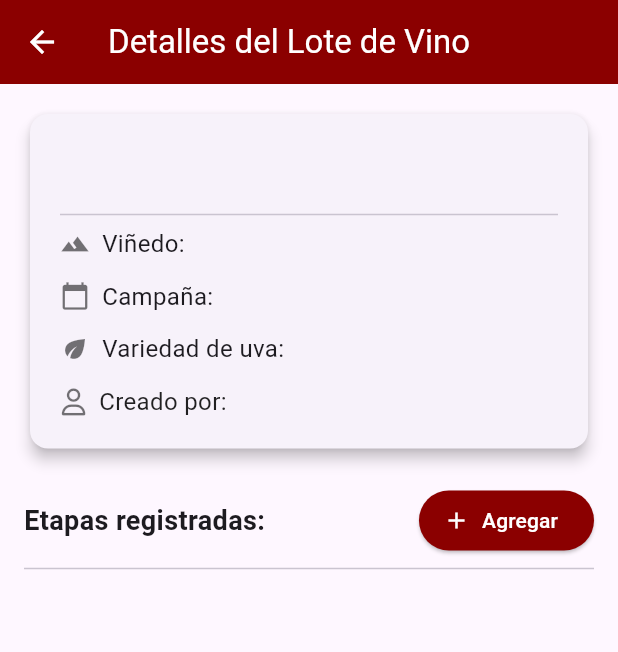
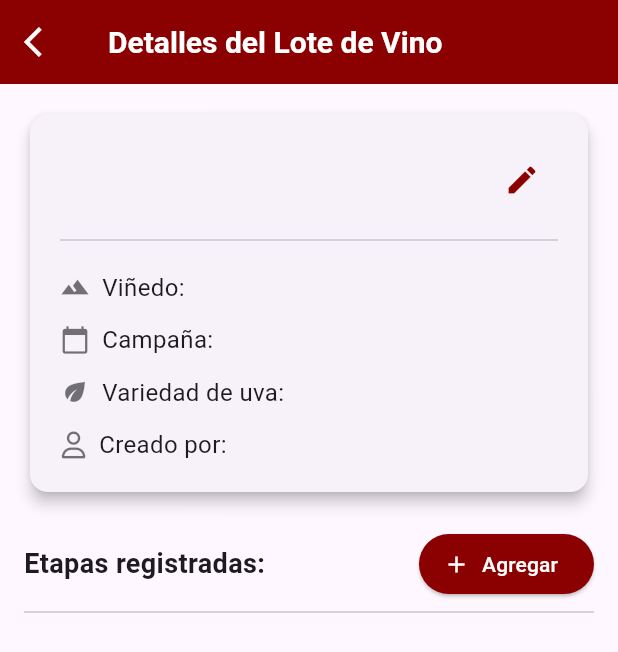
Before and after one commit to upc-2025-01-MetaSoft-App-Moviles/elixirline_app_movil_flutter, a Flutter app: the WineBatchDetailsPage screen opened directly with empty values, on a phone screen of 412 x 824 dp. Shown: the top 652 px of the screen. Run offline on Flutter 3.47's test engine with Material 3 defaults, Android fonts, the phone set to English and light mode, and no system bars; our stand-ins replace font_awesome_flutter; network calls fail.

Commit message:
feat(winemaking-process): Added view to create and edit a new batch.

```diff
--- a/lib/features/winemaking-process/presentation/pages/batches_pages/wine_batch_detail_page.dart
+++ b/lib/features/winemaking-process/presentation/pages/batches_pages/wine_batch_detail_page.dart
@@ -1,12 +1,46 @@
 import 'package:elixirline_app_movil_flutter/core/utils/color_pallet.dart';
 import 'package:elixirline_app_movil_flutter/features/winemaking-process/data/models/wine_batch_dto.dart';
+import 'package:elixirline_app_movil_flutter/features/winemaking-process/presentation/pages/batches_pages/wine_batch_create_and_edit.dart';
 import 'package:flutter/material.dart';
 import 'package:font_awesome_flutter/font_awesome_flutter.dart';
 
-class WineBatchDetailsPage extends StatelessWidget {
+class WineBatchDetailsPage extends StatefulWidget {
+
+  final WineBatchDTO batch;
+
   const WineBatchDetailsPage({super.key, required this.batch});
 
-  final WineBatchDTO batch;
+  @override
+  State<WineBatchDetailsPage> createState() => _WineBatchDetailsPageState();
+}
+
+class _WineBatchDetailsPageState extends State<WineBatchDetailsPage> {
+  late WineBatchDTO _batch;
+
+  @override
+  void initState() {
+    super.initState();
+    _batch = widget.batch;
+  }
+
+  Future<void> _navigateToEditBatch() async {
+    final result = await Navigator.push<WineBatchDTO>(
+      context,
+      MaterialPageRoute(
+        builder: (_) => CreateAndEditWineBatchPage(initialData: _batch.toDomain()),
+      ),
+    );
+
+    if (result != null) {
+      setState(() {
+        _batch = result;
+      });
+
+      ScaffoldMessenger.of(context).showSnackBar(
+        const SnackBar(content: Text('Lote actualizado correctamente')),
+      );
+    }
+  }
 
   @override
   Widget build(BuildContext context) {
@@ -15,135 +49,112 @@ class WineBatchDetailsPage extends StatelessWidget {
         appBar: AppBar(
           backgroundColor: ColorPalette.vinoTinto,
           foregroundColor: Colors.white,
-          title: Text('Detalles del Lote de Vino'),
+          automaticallyImplyLeading: false,
+          title: const Text(
+            'Detalles del Lote de Vino',
+            style: TextStyle(fontSize: 20, fontWeight: FontWeight.bold),
           ),
-
+          leading: IconButton(
+            icon: const Icon(Icons.arrow_back_ios),
+            onPressed: () => Navigator.pop(context, _batch),
+          ),
+        ),
         body: SingleChildScrollView(
-          padding: EdgeInsets.all(16.0),
+          padding: const EdgeInsets.all(16.0),
           child: Column(
             crossAxisAlignment: CrossAxisAlignment.start,
             children: [
-              Card(
-                shape: RoundedRectangleBorder(
-                  borderRadius: BorderRadius.circular(12),
+              _buildBatchInfoCard(),
+              const SizedBox(height: 20),
+              _buildStagesHeader(),
+              const Divider(),
+              // Aquí podrías agregar la lista de etapas
+            ],
           ),
+        ),
+      ),
+    );
+  }
+
+  Widget _buildBatchInfoCard() {
+    return Card(
+      shape: RoundedRectangleBorder(borderRadius: BorderRadius.circular(12)),
       elevation: 4,
       child: Padding(
-                  padding: EdgeInsets.all(20.0),
+        padding: const EdgeInsets.all(20.0),
         child: Column(
           crossAxisAlignment: CrossAxisAlignment.start,
-                    mainAxisSize: MainAxisSize.min, // ⚠️ Ajusta al contenido
+          children: [
+            Row(
+              mainAxisAlignment: MainAxisAlignment.spaceBetween,
               children: [
                 Text(
-                        batch.internalCode,
-                        style: TextStyle(
-                          fontSize: 22,
-                          fontWeight: FontWeight.bold,
+                  _batch.internalCode,
+                  style: const TextStyle(fontSize: 22, fontWeight: FontWeight.bold),
                 ),
-                      ),
-                      SizedBox(height: 8),
-                      Divider(),
-                      Row(
-                        children: [
-                          Icon(
-                            Icons.landscape,
-                            size: 20,
-                            color: Colors.black54,
-                          ),
-                          SizedBox(width: 8),
-                          Text(
-                            'Viñedo: ${batch.vineyard}',
-                            style: TextStyle(fontSize: 16),
+                IconButton(
+                  icon: const Icon(Icons.edit, color: ColorPalette.vinoTinto),
+                  onPressed: _navigateToEditBatch,
                 ),
               ],
             ),
-                      SizedBox(height: 12),
-                      Row(
-                        children: [
-                          Icon(
-                            Icons.calendar_today,
-                            size: 20,
-                            color: Colors.black54,
-                          ),
-                          SizedBox(width: 8),
-                          Text(
-                            'Campaña: ${batch.campaign}',
-                            style: TextStyle(fontSize: 16),
-                          ),
-                        ],
-                      ),
-                      SizedBox(height: 12),
-                      Row(
-                        children: [
-                          Icon(
-                            Icons.eco,
-                            size: 20,
-                            color: Colors.black54,
-                          ),
-                          SizedBox(width: 8),
-                          Text(
-                            'Variedad de uva: ${batch.grapeVariety}',
-                            style: TextStyle(fontSize: 16),
-                          ),
-                        ],
-                      ),
-                      SizedBox(height: 12),
-                      Row(
-                        children: [
-                          Icon(
-                            FontAwesomeIcons.user,
-                            size: 18,
-                            color: Colors.black54,
-                          ),
-                          SizedBox(width: 8),
-                          Text(
-                            'Creado por: ${batch.createdBy.split('@').first}',
-                            style: const TextStyle(
-                              fontSize: 16,
-                              color: Colors.black87,
-                            ),
-                          ),
-                        ],
+            const SizedBox(height: 8),
+            const Divider(),
+            _infoRow(icon: Icons.landscape, label: 'Viñedo', value: _batch.vineyard),
+            _infoRow(icon: Icons.calendar_today, label: 'Campaña', value: _batch.campaign),
+            _infoRow(icon: Icons.eco, label: 'Variedad de uva', value: _batch.grapeVariety),
+            _infoRow(
+              iconData: FontAwesomeIcons.user,
+              label: 'Creado por',
+              value: _batch.createdBy.split('@').first,
+              iconSize: 18,
             ),
           ],
         ),
       ),
+    );
+  }
+
+  Widget _infoRow({
+    IconData? icon,
+    IconData? iconData,
+    required String label,
+    required String value,
+    double iconSize = 20,
+  }) {
+    return Padding(
+      padding: const EdgeInsets.only(top: 12.0),
+      child: Row(
+        children: [
+          Icon(icon ?? iconData, size: iconSize, color: Colors.black54),
+          const SizedBox(width: 8),
+          Text('$label: $value', style: const TextStyle(fontSize: 16)),
+        ],
       ),
+    );
+  }
 
-              SizedBox(height: 20),
-
-              Row(
+  Widget _buildStagesHeader() {
+    return Row(
       mainAxisAlignment: MainAxisAlignment.spaceBetween,
       children: [
-                  Text(
-                    'Etapas registradas: ', // ⚠️ Cambiado de "Etapas" a "Etapas registradas" ${batch.stages.length}
-                    style: TextStyle(
-                      fontSize: 18,
-                      fontWeight: FontWeight.bold,
+        const Text(
+          'Etapas registradas:',
+          style: TextStyle(fontSize: 18, fontWeight: FontWeight.bold),
         ),
-                  ),
-                  // ⚠️ Botón para agregar una nueva etapa
         ElevatedButton.icon(
           onPressed: () {
-                      // Aquí puedes implementar la lógica para agregar una nueva etapa
+            // Lógica para agregar etapa
             print('Agregar nueva etapa');
           },
-                    icon: Icon(Icons.add),
-                    label: Text('Agregar'),
+          icon: const Icon(Icons.add),
+          label: const Text('Agregar'),
           style: ElevatedButton.styleFrom(
             backgroundColor: ColorPalette.vinoTinto,
             foregroundColor: Colors.white,
           ),
         ),
       ],
-              ),
-
-              Divider(),
-
-            ],
-          ),
-        ),
-      ),
     );
   }
 }
```
Also changed, not shown: lib/features/winemaking-process/data/datasources/wine_batch_service.dart (+12 -5 lines), lib/features/winemaking-process/presentation/pages/batches_pages/wine_batch_create_and_edit.dart (+26 -20 lines), lib/features/winemaking-process/presentation/pages/batches_pages/wine_batches_page.dart (+49 -33 lines). Lines whose indentation alone changed are shown as unchanged.
